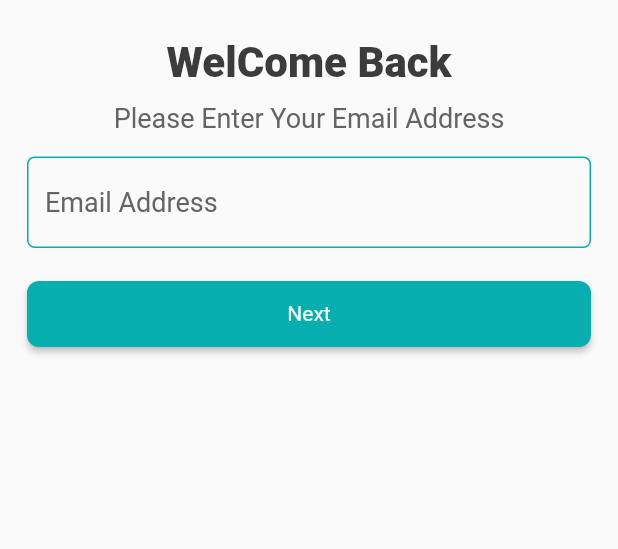
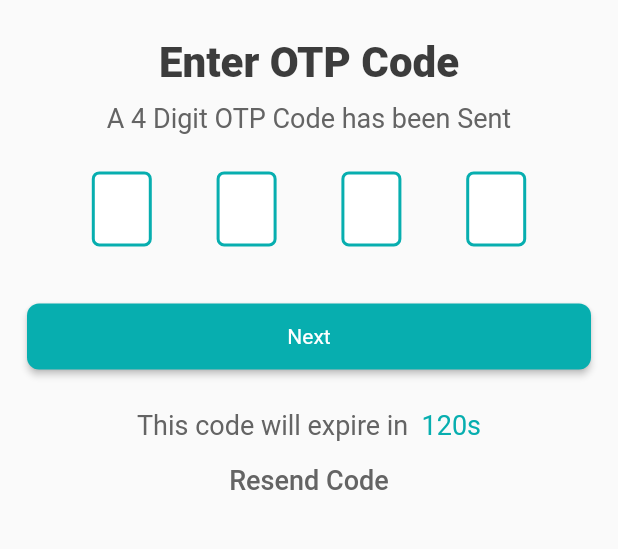
Before and after one commit to AbuRasel9/Ecommerce-App, a Flutter app: the screen it shows after launch, after a tap on "Next", on a phone screen of 412 x 824 dp, the part 279-828 px from its top. Run offline on Flutter 3.47's test engine with Material 2 defaults, Android fonts, the phone set to English and light mode, and no system bars; drawn by our look-alikes of pin_code_fields; our stand-ins replace flutter_svg, get.

```diff
--- a/lib/main.dart
+++ b/lib/main.dart
@@ -1,5 +1,6 @@
 import 'package:ecommerce/ui/screens/email_auth_screen.dart';
 import 'package:flutter/material.dart';
+import 'package:get/get.dart';
 
 import 'ui/screens/splash_screen.dart';
 
@@ -11,7 +12,7 @@ class CraftyBayApp extends StatelessWidget {
 
   @override
   Widget build(BuildContext context) {
-    return const MaterialApp(
+    return  const GetMaterialApp(
       home: EmailAuthScreen(),
       debugShowCheckedModeBanner: false,
     );
--- /dev/null
+++ b/lib/ui/screens/veryfy_otp_screen.dart
@@ -0,0 +1,134 @@
+import 'package:ecommerce/ui/screens/complete_profile_screen.dart';
+import 'package:ecommerce/ui/utils/app_color.dart';
+import 'package:ecommerce/ui/widget/app_elevated_button.dart';
+import 'package:ecommerce/ui/widget/app_textfeild_widget.dart';
+import 'package:ecommerce/ui/widget/reuseable_logo.dart';
+import 'package:ecommerce/ui/widget/text_style.dart';
+import 'package:flutter/material.dart';
+import 'package:get/get.dart';
+import 'package:pin_code_fields/pin_code_fields.dart';
+
+class VeryfyOtpScreen extends StatefulWidget {
+  const VeryfyOtpScreen({super.key});
+
+  @override
+  State<VeryfyOtpScreen> createState() => _VeryfyOtpScreenState();
+}
+
+class _VeryfyOtpScreenState extends State<VeryfyOtpScreen> {
+  @override
+  Widget build(BuildContext context) {
+    return Scaffold(
+      body: SingleChildScrollView(
+        child: Padding(
+          padding: const EdgeInsets.all(18.0),
+          child: SafeArea(
+            child: Column(
+              children: [
+                //for some space
+                const SizedBox(
+                  height: 42,
+                ),
+
+                //Screen logo
+
+                ReUseAbleLogo(),
+                //for some space
+                const SizedBox(
+                  height: 25,
+                ),
+
+                Text(
+                  "Enter OTP Code",
+                  style: titleTextStyle,
+                ),
+                //for some space
+                const SizedBox(
+                  height: 10,
+                ),
+                Text(
+                  "A 4 Digit OTP Code has been Sent",
+                  style: subTitleTextStyle,
+                ),
+                const SizedBox(
+                  height: 25,
+                ),
+                //otp feild
+                PinCodeTextField(
+                  //alignment all feild
+                  mainAxisAlignment: MainAxisAlignment.spaceEvenly,
+
+                  //field number
+                  length: 4,
+                  obscureText: false,
+                  animationType: AnimationType.fade,
+                  pinTheme: PinTheme(
+                    shape: PinCodeFieldShape.box,
+                    borderRadius: BorderRadius.circular(5),
+                    fieldHeight: 50,
+                    fieldWidth: 40,
+                    //active fill color in feild
+                    activeFillColor: Colors.white,
+                      //inactive fill color in feild
+                    inactiveFillColor: Colors.white,
+                    //selected fill color in feild
+                    selectedFillColor: Colors.white,
+                    //selected feild border color
+                    selectedColor: AppColors.primaryColor,
+                    //inactive feild border color
+                    inactiveColor: AppColors.primaryColor,
+
+                  ),
+                  animationDuration: const Duration(milliseconds: 300),
+                  backgroundColor: Colors.transparent,
+                  enableActiveFill: true,
+                  onCompleted: (v) {},
+                  onChanged: (value) {},
+                  beforeTextPaste: (text) {
+                    return true;
+                  },
+                  appContext: context,
+                ),
+
+                const SizedBox(
+                  height: 20,
+                ),
+                //button
+                ReUseAbleElevatedButton(
+                  onTap: () {
+                    Get.to(const CompleteProfileScreen());
+                  },
+                  text: "Next",
+                ),
+                const SizedBox(height: 25,),
+
+                //bottom text inline
+                RichText(
+                  text: TextSpan(
+                      text: "This code will expire in  ",
+                      style: subTitleTextStyle,
+                      children: [
+                        TextSpan(
+                            text: "120s",
+                            style: TextStyle(
+                              color: AppColors.primaryColor,
+                              fontSize: 18,
+                            ))
+                      ]),
+                ),
+                const SizedBox(height: 2,),
+                //Text button for resend code
+                TextButton(
+                    onPressed: () {},
+                    child: Text(
+                      "Resend Code",
+                      style: subTitleTextStyle,
+                    ))
+              ],
+            ),
+          ),
+        ),
+      ),
+    );
+  }
+}
--- a/lib/ui/widget/app_textfeild_widget.dart
+++ b/lib/ui/widget/app_textfeild_widget.dart
@@ -4,15 +4,18 @@ import 'package:ecommerce/ui/widget/text_style.dart';
 import 'package:flutter/material.dart';
 
 class AppTextFeildWidget extends StatelessWidget {
+  final int? maxLine;
   final TextEditingController Controller;
   final String hintText;
   const AppTextFeildWidget({
-  super.key, required , required this.hintText, required this.Controller,
+  super.key, required , required this.hintText, required this.Controller, this.maxLine,
 });
 
 @override
 Widget build(BuildContext context) {
   return TextFormField(
+    //maxline it is null or not when null then get 1 otherwise given line
+      maxLines: maxLine ?? 1,
       controller: Controller,
       decoration: InputDecoration(
         hintText: hintText,
--- a/pubspec.yaml
+++ b/pubspec.yaml
@@ -37,6 +37,10 @@ dependencies:
   cupertino_icons: ^1.0.2
 #  for get svg image
   flutter_svg: ^1.1.6
+#  for pin verification pin feild
+  pin_code_fields: ^8.0.1
+#  for state management
+  get: ^4.6.5
 
 dev_dependencies:
   flutter_test:
```
Also changed, not shown: lib/ui/screens/complete_profile_screen.dart (added, +99 -0 lines), lib/ui/screens/email_auth_screen.dart (+12 -1 lines), pubspec.lock.
